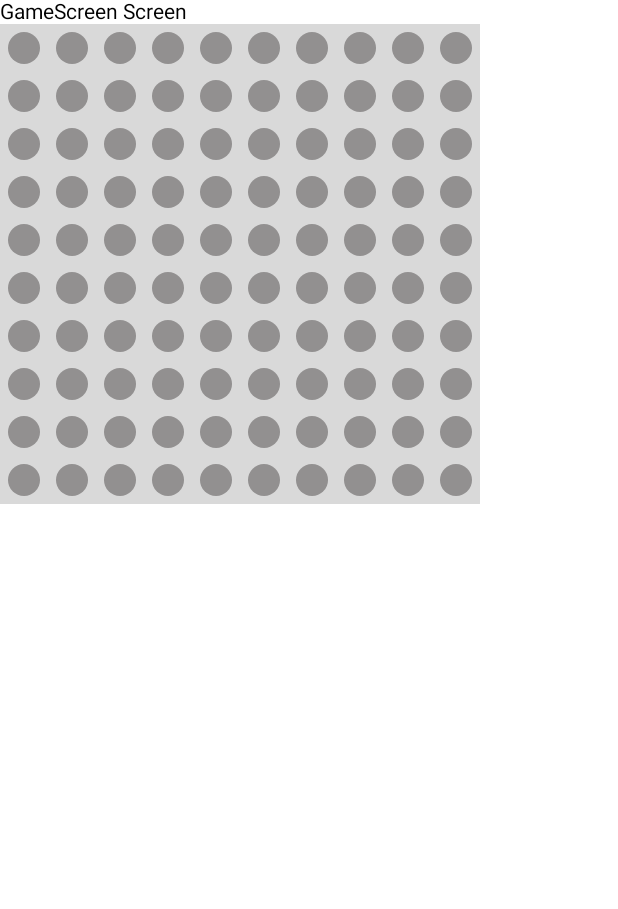
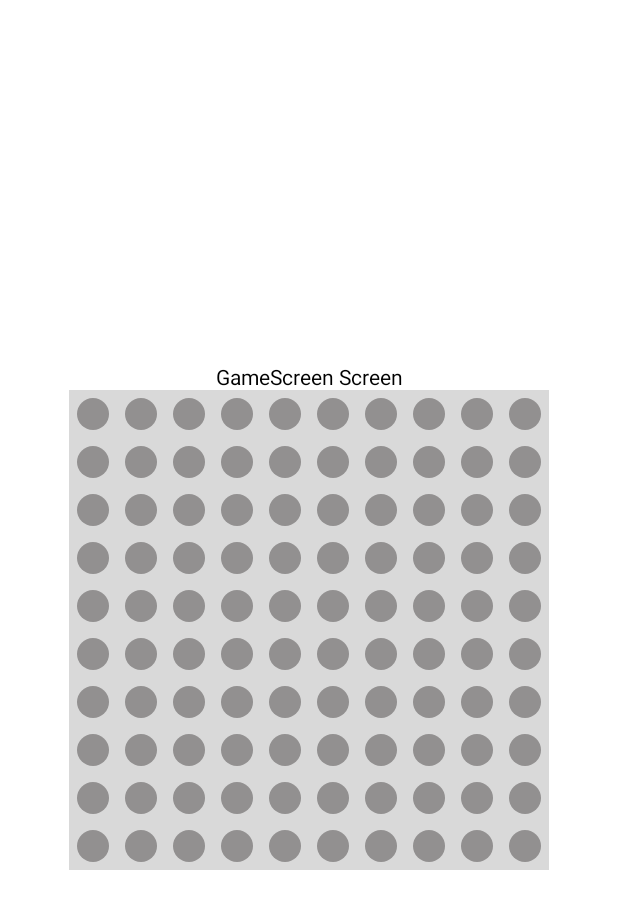
Before and after one commit to DaniAguion/SeaBattle, an Android app built with Jetpack Compose: the @Preview function GameScreenPreview, on a phone screen of 412 x 824 dp. Shown: the top 909 px of the screen. Run offline under Robolectric (Android 15) with nearby library versions, the phone set to English and light mode, and no system bars.

Commit message:
Changes in the use of modifier to have a cleaner code

```diff
--- a/app/src/main/java/com/example/seabattle/presentation/screens/game/GameScreen.kt
+++ b/app/src/main/java/com/example/seabattle/presentation/screens/game/GameScreen.kt
@@ -2,6 +2,7 @@ package com.example.seabattle.presentation.screens.game
 
 import androidx.compose.foundation.layout.Arrangement
 import androidx.compose.foundation.layout.Column
+import androidx.compose.foundation.layout.fillMaxSize
 import androidx.compose.material3.Text
 import androidx.compose.runtime.Composable
 import androidx.compose.ui.Alignment
@@ -12,10 +13,12 @@ import com.example.seabattle.presentation.resources.Board
 
 @Composable
 fun GameScreen(
-    modifier: Modifier = Modifier
+    modifier: Modifier
 ) {
     Column(
-        modifier = modifier
+        modifier = modifier,
+        verticalArrangement = Arrangement.Center,
+        horizontalAlignment = Alignment.CenterHorizontally
     ) {
         Text(
             text = "GameScreen Screen"
@@ -28,10 +31,10 @@ fun GameScreen(
 }
 
 
-@Preview
+@Preview(showBackground = true)
 @Composable
 fun GameScreenPreview(){
     GameScreen(
-        modifier = Modifier
+        modifier = Modifier.fillMaxSize()
     )
 }
--- a/app/src/main/java/com/example/seabattle/presentation/screens/home/HomeScreen.kt
+++ b/app/src/main/java/com/example/seabattle/presentation/screens/home/HomeScreen.kt
@@ -17,7 +17,7 @@ import com.example.seabattle.presentation.TabItem
 
 @Composable
 fun HomeScreen(
-    modifier: Modifier = Modifier.fillMaxSize(),
+    modifier: Modifier,
     navController: NavHostController,
 ) {
     Column(
@@ -40,11 +40,11 @@ fun HomeScreen(
 }
 
 
-@Preview
+@Preview(showBackground = true)
 @Composable
 fun HomeScreenPreview(){
     HomeScreen(
-        modifier = Modifier,
+        modifier = Modifier.fillMaxSize(),
         navController = NavHostController(context = androidx.compose.ui.platform.LocalContext.current)
     )
 }
```
Also changed, not shown: app/src/main/java/com/example/seabattle/presentation/MainScreen.kt (+21 -7 lines), app/src/main/java/com/example/seabattle/presentation/screens/profile/ProfileScreen.kt (+3 -4 lines).
